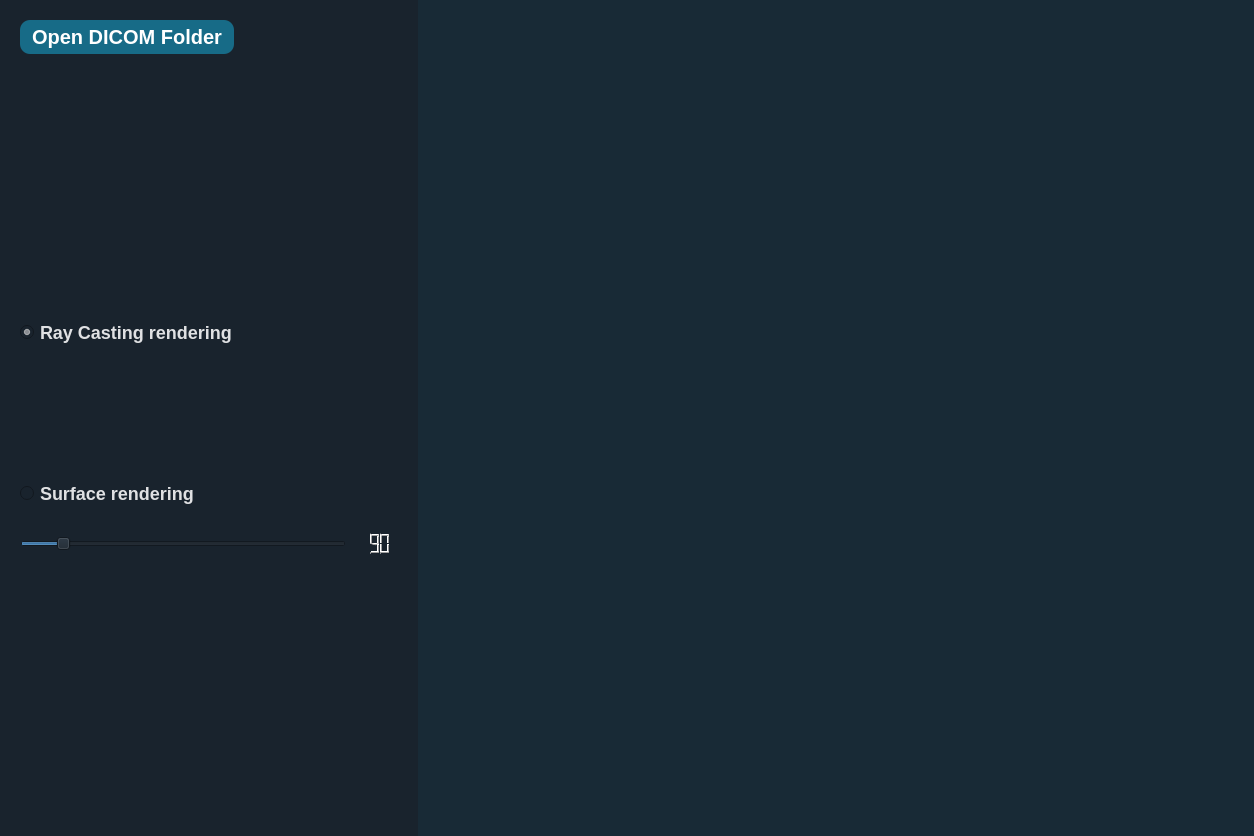
First picture: the form in main.ui, repository omarshaban02/DICOM-Viewer, before the edit.
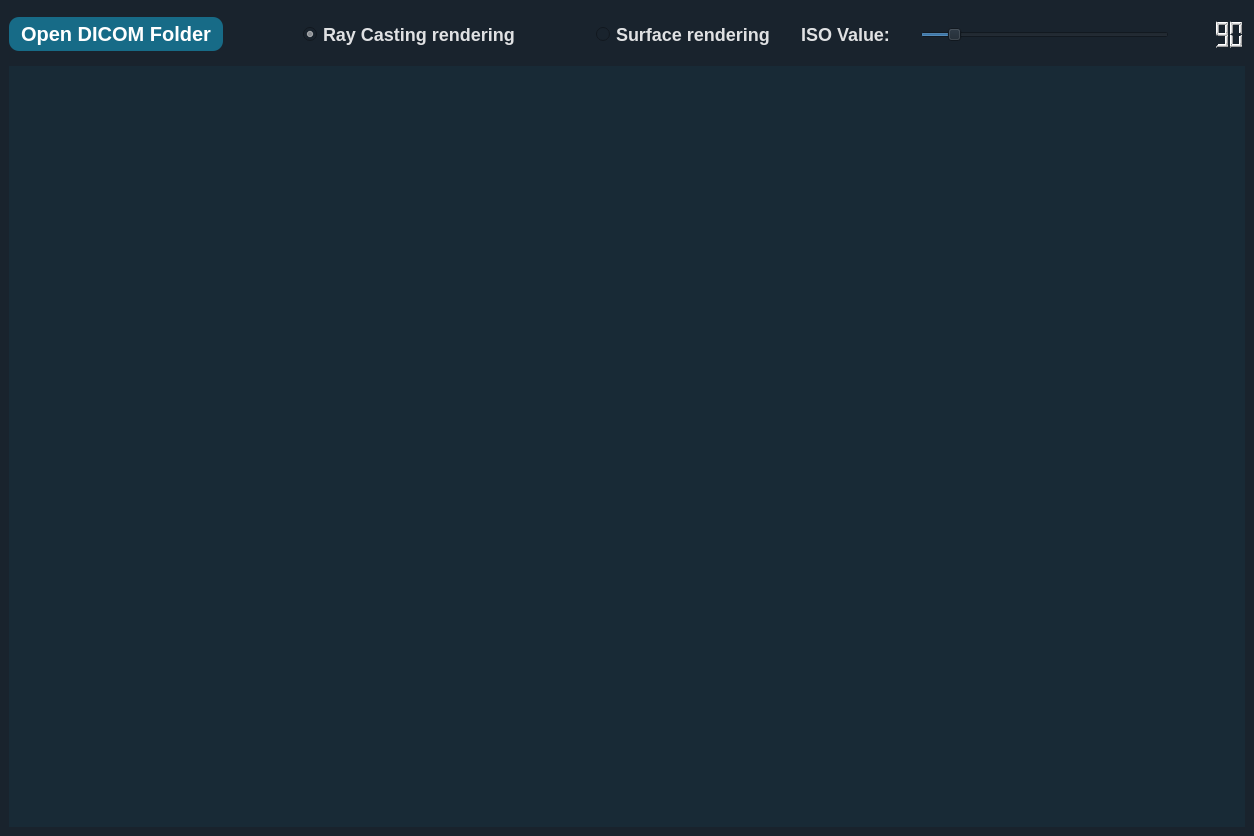
Second picture: the form after the edit. Icons and pictures are not drawn.

```diff
--- a/main.ui
+++ b/main.ui
@@ -303,47 +303,12 @@
       <property name="frameShadow">
        <enum>QFrame::Raised</enum>
       </property>
-      <layout class="QHBoxLayout" name="horizontalLayout" stretch="1,2">
+      <layout class="QVBoxLayout" name="verticalLayout" stretch="1,15">
+       <item>
+        <layout class="QHBoxLayout" name="horizontalLayout_3" stretch="0,0,1">
        <property name="spacing">
-        <number>0</number>
-       </property>
-       <property name="leftMargin">
-        <number>0</number>
-       </property>
-       <property name="topMargin">
-        <number>0</number>
-       </property>
-       <property name="rightMargin">
-        <number>0</number>
-       </property>
-       <property name="bottomMargin">
-        <number>0</number>
-       </property>
-       <item>
-        <widget class="QFrame" name="control_frame">
-         <property name="frameShape">
-          <enum>QFrame::StyledPanel</enum>
-         </property>
-         <property name="frameShadow">
-          <enum>QFrame::Raised</enum>
-         </property>
-         <layout class="QGridLayout" name="gridLayout_2">
-          <property name="leftMargin">
-           <number>20</number>
-          </property>
-          <property name="topMargin">
-           <number>20</number>
-          </property>
-          <property name="rightMargin">
-           <number>20</number>
-          </property>
-          <property name="bottomMargin">
-           <number>20</number>
-          </property>
-          <item row="0" column="0">
-           <layout class="QVBoxLayout" name="verticalLayout">
-            <item>
-             <layout class="QHBoxLayout" name="horizontalLayout_2">
+          <number>80</number>
+         </property>
               <item>
                <widget class="QPushButton" name="open_btn">
                 <property name="cursor">
@@ -355,34 +320,6 @@
                </widget>
               </item>
               <item>
-               <spacer name="horizontalSpacer">
-                <property name="orientation">
-                 <enum>Qt::Horizontal</enum>
-                </property>
-                <property name="sizeHint" stdset="0">
-                 <size>
-                  <width>40</width>
-                  <height>20</height>
-                 </size>
-                </property>
-               </spacer>
-              </item>
-             </layout>
-            </item>
-            <item>
-             <spacer name="verticalSpacer_2">
-              <property name="orientation">
-               <enum>Qt::Vertical</enum>
-              </property>
-              <property name="sizeHint" stdset="0">
-               <size>
-                <width>20</width>
-                <height>181</height>
-               </size>
-              </property>
-             </spacer>
-            </item>
-            <item>
              <widget class="QRadioButton" name="radioButton_2">
               <property name="cursor">
                <cursorShape>PointingHandCursor</cursorShape>
@@ -396,21 +333,10 @@
              </widget>
             </item>
             <item>
-             <spacer name="verticalSpacer">
-              <property name="orientation">
-               <enum>Qt::Vertical</enum>
-              </property>
-              <property name="sizeType">
-               <enum>QSizePolicy::Minimum</enum>
-              </property>
-              <property name="sizeHint" stdset="0">
-               <size>
-                <width>20</width>
-                <height>133</height>
-               </size>
-              </property>
-             </spacer>
-            </item>
+          <layout class="QHBoxLayout" name="horizontalLayout_2" stretch="0,0">
+           <property name="spacing">
+            <number>30</number>
+           </property>
             <item>
              <widget class="QRadioButton" name="surface_rendering_radioButton">
               <property name="cursor">
@@ -425,23 +351,14 @@
              </widget>
             </item>
             <item>
-             <spacer name="verticalSpacer_4">
-              <property name="orientation">
-               <enum>Qt::Vertical</enum>
-              </property>
-              <property name="sizeType">
-               <enum>QSizePolicy::Minimum</enum>
-              </property>
-              <property name="sizeHint" stdset="0">
-               <size>
-                <width>20</width>
-                <height>22</height>
-               </size>
-              </property>
-             </spacer>
-            </item>
+            <layout class="QHBoxLayout" name="horizontalLayout" stretch="0,0,0">
             <item>
-             <layout class="QHBoxLayout" name="horizontalLayout_3">
+              <widget class="QLabel" name="label">
+               <property name="text">
+                <string>ISO Value:</string>
+               </property>
+              </widget>
+             </item>
               <item>
                <widget class="QSlider" name="iso_slider">
                 <property name="cursor">
@@ -479,23 +396,9 @@
               </item>
              </layout>
             </item>
-            <item>
-             <spacer name="verticalSpacer_3">
-              <property name="orientation">
-               <enum>Qt::Vertical</enum>
-              </property>
-              <property name="sizeHint" stdset="0">
-               <size>
-                <width>20</width>
-                <height>40</height>
-               </size>
-              </property>
-             </spacer>
-            </item>
            </layout>
           </item>
          </layout>
-        </widget>
        </item>
        <item>
         <widget class="QFrame" name="vtk_frame">
```
Lines whose indentation alone changed are shown as unchanged.
